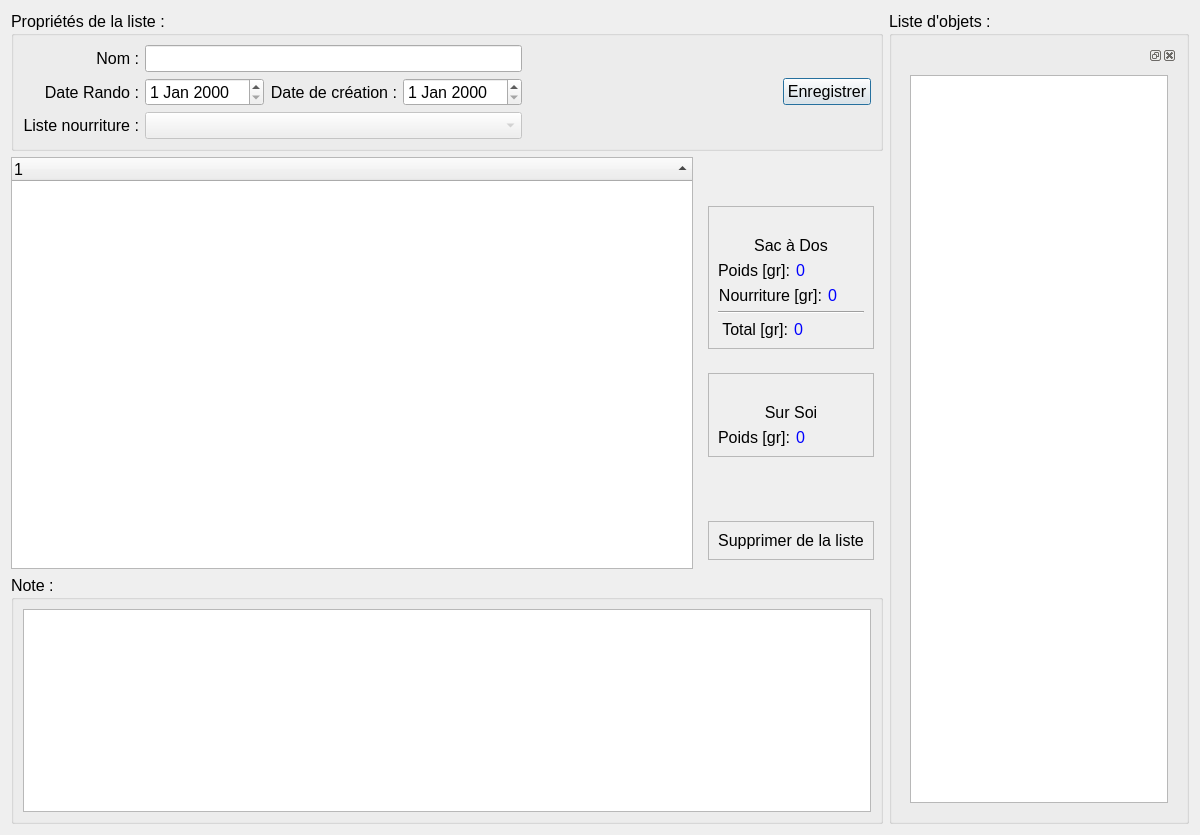
Old version of the form Doger/listwindow.ui in the repository amof/Doger.
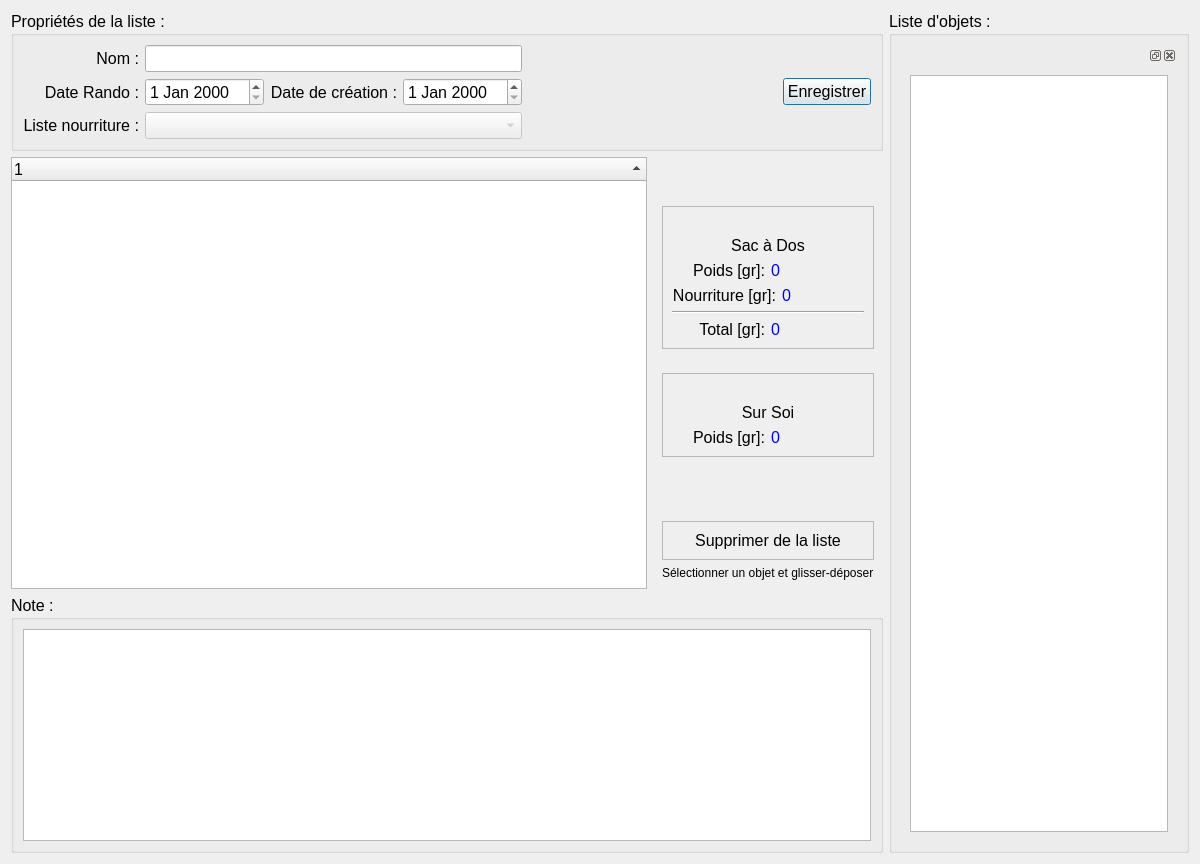
New version of the form. Icons and pictures are not drawn.

Commit message: Add the possibility to change the quantity in the list Clean the code of insertItemInQTree with addition of the updateQuantity function

The edit to the form file:
```diff
--- a/Doger/listwindow.ui
+++ b/Doger/listwindow.ui
@@ -7,7 +7,7 @@
     <x>0</x>
     <y>0</y>
     <width>1200</width>
-    <height>835</height>
+    <height>864</height>
    </rect>
   </property>
   <property name="windowTitle">
@@ -514,6 +514,13 @@
               </layout>
              </widget>
             </item>
+            <item>
+             <widget class="QLabel" name="label_9">
+              <property name="text">
+               <string>Sélectionner un objet et glisser-déposer</string>
+              </property>
+             </widget>
+            </item>
            </layout>
           </widget>
          </item>
```
Left out of the diff: 5 changed lines with no effect on the pictures. The commit also changes 2 other files.
